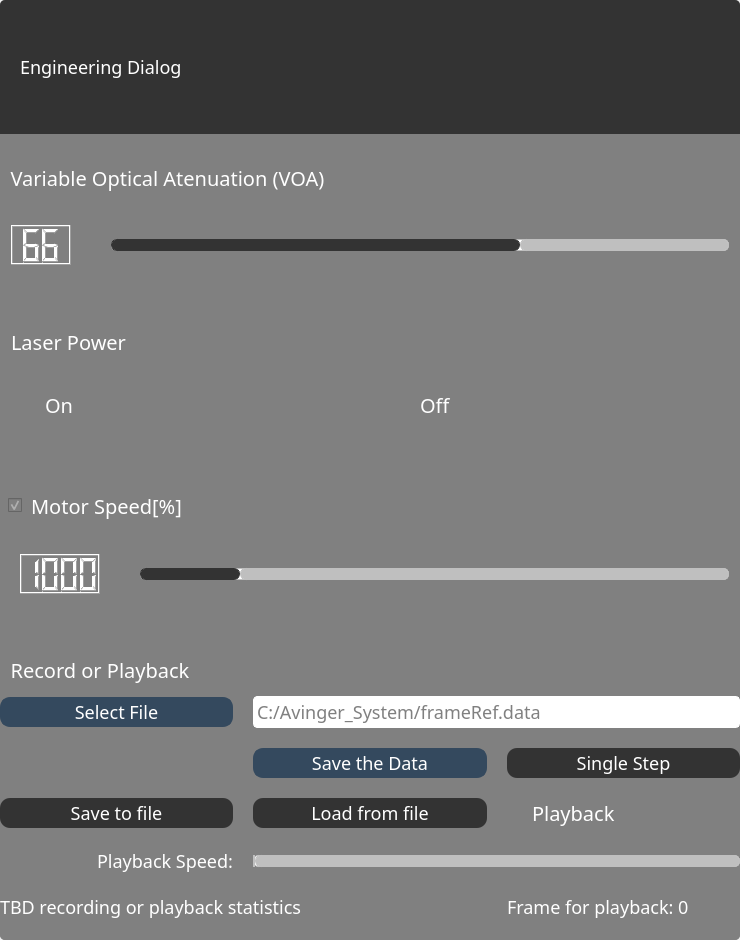
Qt form Console/consoleApp/Frontend/Widgets/engineeringdialog.ui (laszlo-avotra-tips/consoleApp) before a commit.
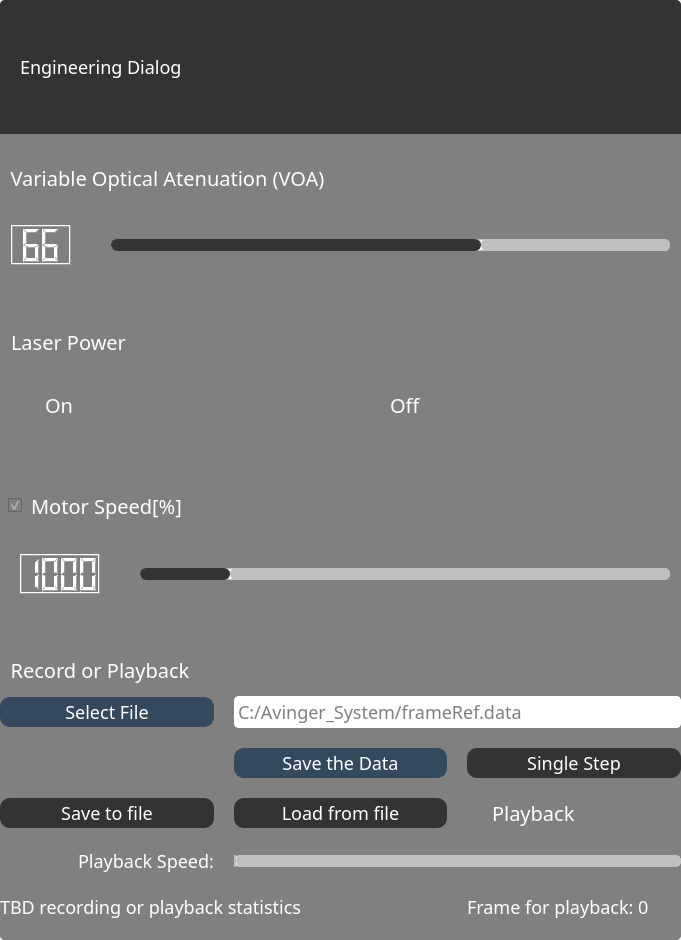
The same form after that commit. Icons and pictures are not drawn.

```diff
--- a/Console/consoleApp/Frontend/Widgets/engineeringdialog.ui
+++ b/Console/consoleApp/Frontend/Widgets/engineeringdialog.ui
@@ -6,19 +6,19 @@
    <rect>
     <x>0</x>
     <y>0</y>
-    <width>740</width>
+    <width>681</width>
     <height>940</height>
    </rect>
   </property>
   <property name="minimumSize">
    <size>
-    <width>740</width>
+    <width>681</width>
     <height>940</height>
    </size>
   </property>
   <property name="maximumSize">
    <size>
-    <width>740</width>
+    <width>681</width>
     <height>940</height>
    </size>
   </property>
```
